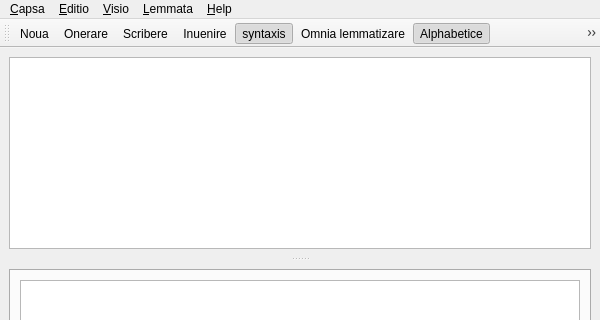
This is src/collatinus.ui in Carreau/Collatinus as Qt 5 draws it before an edit; both pictures show x 0 to 600 and y 0 to 320 of the 600 by 566 pixel window. The edited form follows.
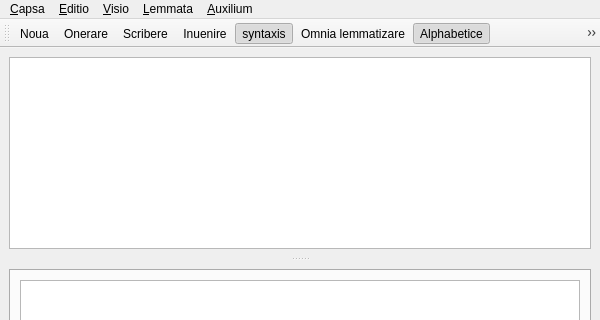
This is the edited form. Icons and pictures are not drawn.

```diff
--- a/src/collatinus.ui
+++ b/src/collatinus.ui
@@ -189,12 +189,12 @@
      <x>0</x>
      <y>0</y>
      <width>600</width>
-     <height>22</height>
+     <height>20</height>
     </rect>
    </property>
    <widget class="QMenu" name="menu_Auxilium">
     <property name="title">
-     <string>&amp;Help</string>
+     <string>&amp;Auxilium</string>
     </property>
     <addaction name="actionAuxilium"/>
     <addaction name="separator"/>
```
Left out of the diff: 80 changed lines with no effect on the pictures.
